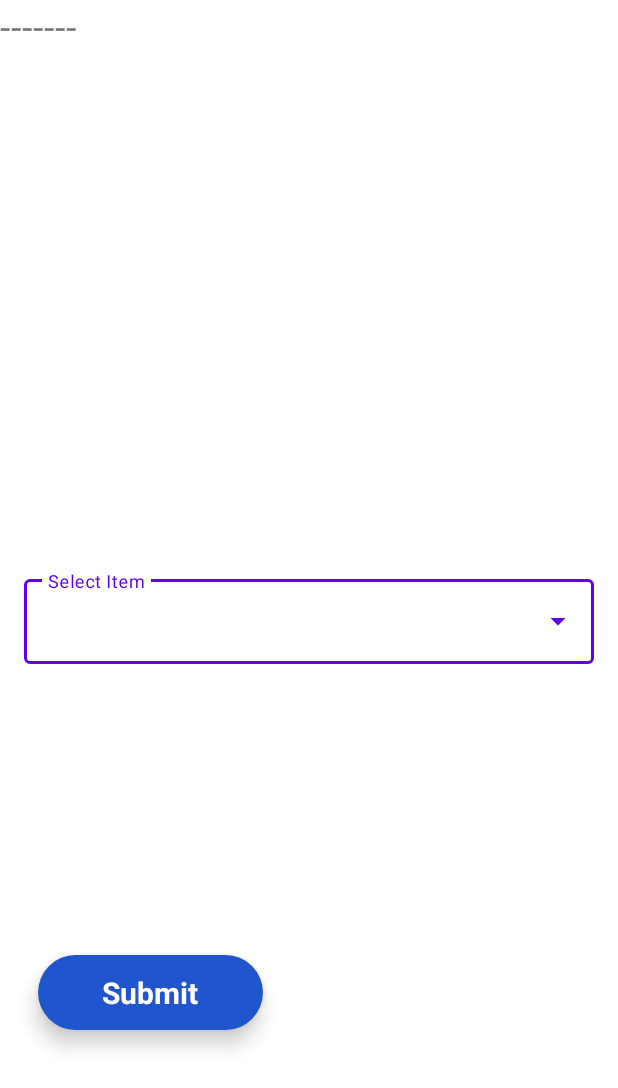
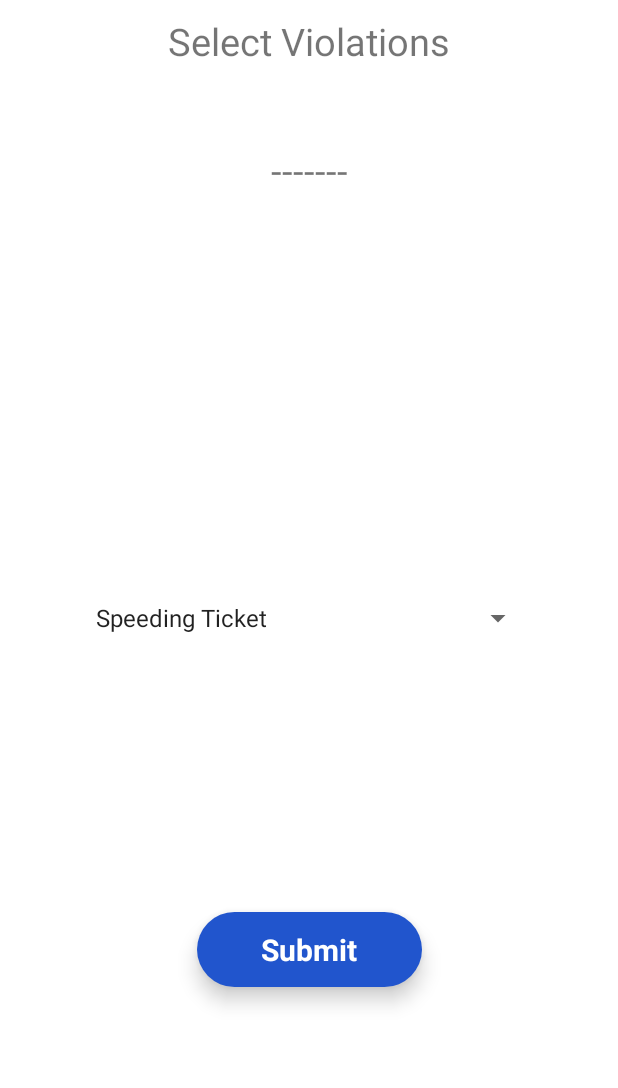
Before and after one commit to Omar3Ossman/Mokhalfatk, an Android app: the PickViolation screen opened directly, with no data from a screen before it, on a phone screen of 412 x 824 dp. Shown: the top 1088 px of the screen. Run offline under Robolectric (Android 15) with nearby library versions, the phone set to English and light mode, and no system bars.

Commit message:
Pick Violation drop down

```diff
--- a/app/src/main/java/com/example/myapplication/PickViolation.java
+++ b/app/src/main/java/com/example/myapplication/PickViolation.java
@@ -8,40 +8,43 @@ import android.view.View;
 import android.widget.AdapterView;
 import android.widget.ArrayAdapter;
 import android.widget.AutoCompleteTextView;
+import android.widget.Spinner;
 import android.widget.TextView;
 import android.widget.Toast;
 
-public class PickViolation extends AppCompatActivity {
-String[] item = {"Stop Sign Violations", "Speeding Ticket", "Illegal U turn", "Speeding Ticket", "Double Parking"};
-AutoCompleteTextView autoCompleteTextView;
-ArrayAdapter<String> adapterItems;
-    TextView scanLPRButton;
+public class PickViolation extends AppCompatActivity implements AdapterView.OnItemSelectedListener {
+
+    Spinner spinner;
+    TextView submit;
 
     @Override
     protected void onCreate(Bundle savedInstanceState) {
         super.onCreate(savedInstanceState);
         setContentView(R.layout.activity_pick_violation);
 
-        scanLPRButton = findViewById(R.id.scanLPR);
-        scanLPRButton.setOnClickListener(new View.OnClickListener() {
+        submit = findViewById(R.id.scanLPR);
+        submit.setOnClickListener(new View.OnClickListener() {
             @Override
             public void onClick(View v) {
                 Toast.makeText(getApplicationContext(), "Success", Toast.LENGTH_SHORT).show();
             }
         });
 
+       spinner = findViewById(R.id.spinner1);
+       ArrayAdapter<CharSequence> adapter = ArrayAdapter.createFromResource(this, R.array.Violations, android.R.layout.simple_spinner_item);
+       adapter.setDropDownViewResource(android.R.layout.simple_spinner_dropdown_item);
+       spinner.setAdapter(adapter);
+       spinner.setOnItemSelectedListener(this);
+    }
 
-        autoCompleteTextView = findViewById(R.id.auto_complete_txt);
-        adapterItems = new ArrayAdapter<String>(this,R.layout.list_item, item);
+    @Override
+    public void onItemSelected(AdapterView<?> parent, View view, int position, long id) {
+    String text = parent.getItemAtPosition(position).toString();
+    Toast.makeText(parent.getContext(), text, Toast.LENGTH_SHORT).show();
+    }
 
-        autoCompleteTextView.setAdapter(adapterItems);
-        autoCompleteTextView.setOnItemClickListener(new AdapterView.OnItemClickListener() {
-            @Override
-            public void onItemClick(AdapterView<?> parent, View view, int position, long id) {
-                String item = parent.getItemAtPosition(position).toString();
-                Toast.makeText(PickViolation.this, "Violation:" + item, Toast.LENGTH_SHORT).show();
-            }
-        });
+    @Override
+    public void onNothingSelected(AdapterView<?> parent) {
 
     }
 }
--- a/app/src/main/res/layout/activity_pick_violation.xml
+++ b/app/src/main/res/layout/activity_pick_violation.xml
@@ -1,10 +1,21 @@
 <?xml version="1.0" encoding="utf-8"?>
-<androidx.coordinatorlayout.widget.CoordinatorLayout xmlns:android="http://schemas.android.com/apk/res/android"
+<androidx.constraintlayout.widget.ConstraintLayout xmlns:android="http://schemas.android.com/apk/res/android"
     xmlns:app="http://schemas.android.com/apk/res-auto"
     xmlns:tools="http://schemas.android.com/tools"
     android:layout_width="match_parent"
     android:layout_height="match_parent"
     tools:context=".PickViolation">
+
+    <TextView
+        android:id="@+id/Select"
+        android:layout_width="wrap_content"
+        android:layout_height="wrap_content"
+        android:text="Select Violations"
+        android:textSize="25dp"
+        android:layout_marginTop="10dp"
+        app:layout_constraintEnd_toEndOf="parent"
+        app:layout_constraintStart_toStartOf="parent"
+        app:layout_constraintTop_toTopOf="parent" />
     <TextView
         android:id="@+id/TextViolation"
         android:layout_width="wrap_content"
@@ -13,45 +24,31 @@
         android:textSize="25dp"
         app:layout_constraintEnd_toEndOf="parent"
         app:layout_constraintStart_toStartOf="parent"
-        app:layout_constraintBottom_toTopOf="@+id/auto_complete_txt"
+        app:layout_constraintBottom_toTopOf="@+id/ImgViolation"
         app:layout_constraintTop_toTopOf="parent" />
 
     <ImageView
         android:id="@+id/ImgViolation"
         android:layout_width="match_parent"
-        android:layout_height="wrap_content"
+        android:layout_height="60dp"
+        app:layout_constraintBottom_toTopOf="@+id/spinner1"
         app:layout_constraintEnd_toEndOf="parent"
         app:layout_constraintStart_toStartOf="parent"
         app:layout_constraintTop_toBottomOf="@+id/TextViolation" />
 
-    <RelativeLayout
-        android:layout_width="match_parent"
-        android:layout_height="match_parent">
-
-        <com.google.android.material.textfield.TextInputLayout
-            android:layout_width="match_parent"
-            android:layout_height="wrap_content"
-            android:layout_centerInParent="true"
-            android:layout_margin="16dp"
-            android:hint="Select Item"
-            style="@style/Widget.MaterialComponents.TextInputLayout.OutlinedBox.ExposedDropdownMenu">
-
-            <AutoCompleteTextView
-                android:id="@+id/auto_complete_txt"
-                android:layout_width="match_parent"
-                android:layout_height="wrap_content"
-                android:inputType="none" />
-
-        </com.google.android.material.textfield.TextInputLayout>
+    <Spinner
+        android:id="@+id/spinner1"
+        android:layout_width="300dp"
+        android:layout_height="60dp"
+        app:layout_constraintBottom_toBottomOf="parent"
+        app:layout_constraintLeft_toLeftOf="parent"
+        app:layout_constraintRight_toRightOf="parent"
+        app:layout_constraintTop_toTopOf="parent" />
 
     <TextView
         android:id="@+id/scanLPR"
         android:layout_width="150dp"
         android:layout_height="50dp"
-            android:layout_alignParentBottom="true"
-            android:layout_marginStart="25dp"
-            android:layout_marginEnd="25dp"
-            android:layout_marginBottom="137dp"
         android:background="@drawable/button"
         android:elevation="8dp"
         android:fontFamily="sans-serif"
@@ -59,7 +56,11 @@
         android:text="Submit"
         android:textColor="@color/white"
         android:textSize="20sp"
-            android:textStyle="bold"  app:layout_constraintEnd_toEndOf="parent"/>
-    </RelativeLayout>
+        android:textStyle="bold"
+        app:layout_constraintBottom_toBottomOf="parent"
+        app:layout_constraintEnd_toEndOf="parent"
+        app:layout_constraintStart_toStartOf="parent"
+        app:layout_constraintTop_toBottomOf="@+id/spinner1" />
+    <!--</RelativeLayout>-->
 
-</androidx.coordinatorlayout.widget.CoordinatorLayout>
+</androidx.constraintlayout.widget.ConstraintLayout>
--- a/app/src/main/res/values/strings.xml
+++ b/app/src/main/res/values/strings.xml
@@ -32,4 +32,11 @@
     <string name="User">User</string>
     <string name="Camera">Take A Photo</string>
     <string name="badge_number">Badge Number</string>
+    <string-array name="Violations">
+        <item>Speeding Ticket</item>
+        <item>Double Parking</item>
+        <item>Illegal U-turn</item>
+        <item>Running a Red Light</item>
+        <item>Stop Sign Violation</item>
+    </string-array>
 </resources>
```
Lines whose indentation alone changed are shown as unchanged.
